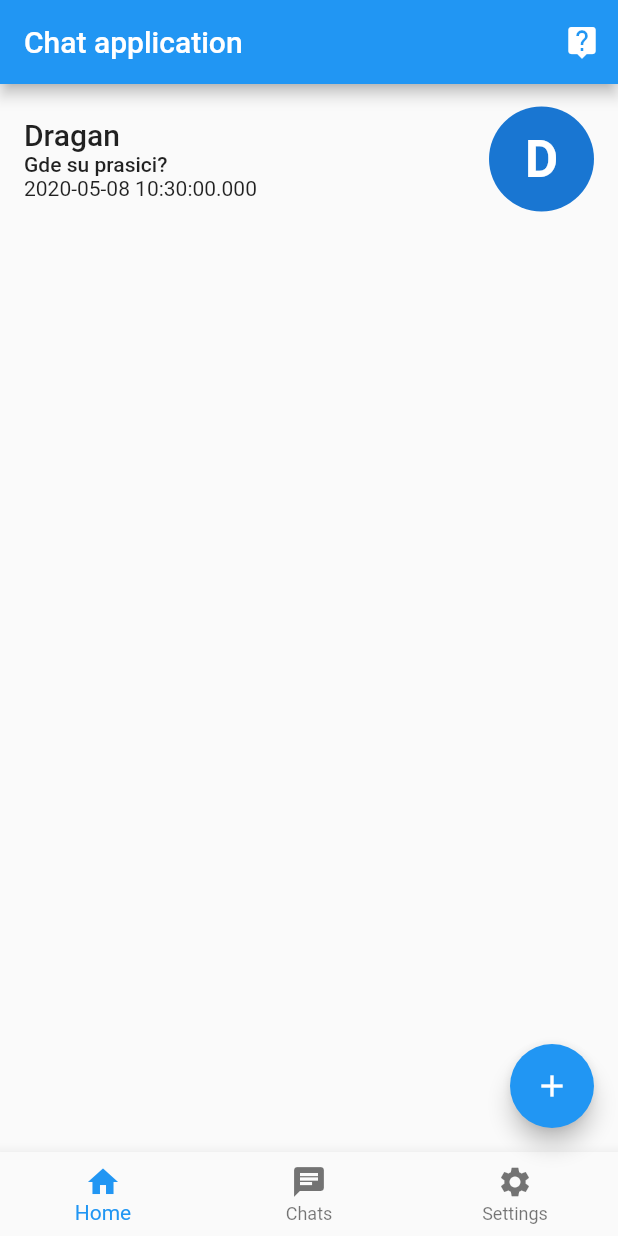
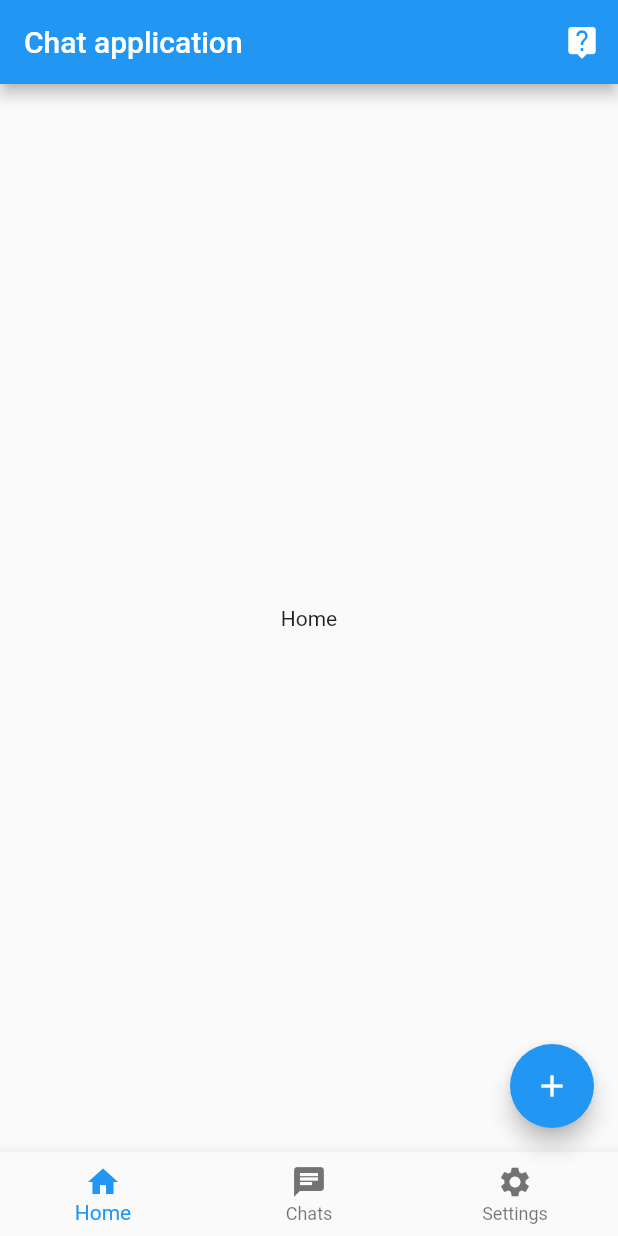
Before and after one commit to matf-pp/2020_Ps4Flutter, a Flutter app: the screen it shows after launch, on a phone screen of 412 x 824 dp. Run offline on Flutter 3.47's test engine with Material 2 defaults, Android fonts, the phone set to English and light mode, and no system bars.

```diff
--- a/chat_app/lib/scaffold.dart
+++ b/chat_app/lib/scaffold.dart
@@ -1,12 +1,15 @@
-  import 'package:chatapp/HeadOfCheat.dart';
+import 'package:chatapp/HeadOfCheat.dart';
 import 'package:chatapp/viewOfChat.dart';
+import 'package:chatapp/views/historyOfChat.dart';
+import 'package:chatapp/views/settingsView.dart';
+import 'package:chatapp/views/viewOfHome.dart';
 import 'package:flutter/material.dart';
 
   class myChatApp extends StatefulWidget {
     @override
     _myChatAppState createState() => _myChatAppState();
   }
-
+  // scaffold widget ili main widget osnovni widget na koji gradimo citavu aplikaciju
   class _myChatAppState extends State<myChatApp> {
     int _currentIndex = 0;
     @override
@@ -19,17 +22,12 @@ import 'package:flutter/material.dart';
               IconButton(icon:
                 Icon(Icons.live_help),
                 onPressed: (){
-                  print("Button was pressed");
+                  print("Help button was pressed");
                 },)
             ],
           ),
-          body: ListView(
-            children: <Widget>[
-              HeadOfChat(friendName: "Dragan",
-                lastMessage: "Gde su prasici?",
-                messageTime: DateTime.now(),),
-            ],
-          ),
+          body:
+              selectScreen(_currentIndex),
           bottomNavigationBar: BottomNavigationBar(
             currentIndex: _currentIndex,
             items: <BottomNavigationBarItem>[
@@ -49,7 +47,7 @@ import 'package:flutter/material.dart';
           ),
           floatingActionButton: FloatingActionButton(
             onPressed:(){
-              print("Fab was pressed");
+              print("Plus was pressed");
             },
             child: Icon(Icons.add),
           ),
@@ -57,4 +55,19 @@ import 'package:flutter/material.dart';
 //      home: chatView()
       );
     }
+    Widget selectScreen(int _index){
+      switch(_index){
+        case 0:
+          return homeView();
+          break;
+        case 1:
+          return ChatHistory();
+          break;
+        case 2:
+          return settingsView();
+          break;
+        default:
+          return homeView();
+      }
+    }
   }
--- /dev/null
+++ b/chat_app/lib/views/viewOfHome.dart
@@ -0,0 +1,17 @@
+import 'package:flutter/material.dart';
+
+class homeView extends StatefulWidget {
+  @override
+  _homeViewState createState() => _homeViewState();
+}
+
+class _homeViewState extends State<homeView> {
+  @override
+  Widget build(BuildContext context) {
+    return Container(
+      child: Center(
+        child: Text('Home'),
+      ),
+    );
+  }
+}
```
Also changed, not shown: chat_app/assets/messageDetails.json (added, +24 -0 lines), chat_app/assets/recentChats.json (added, +12 -0 lines), chat_app/lib/HeadOfCheat.dart (+17 -4 lines), chat_app/lib/helper.dart (added, +12 -0 lines), chat_app/lib/messageOfChat.dart (+16 -9 lines), chat_app/lib/viewOfChat.dart (+81 -12 lines), chat_app/lib/views/historyOfChat.dart (added, +59 -0 lines), chat_app/lib/views/settingsView.dart (added, +17 -0 lines), chat_app/pubspec.yaml (+7 -2 lines).
